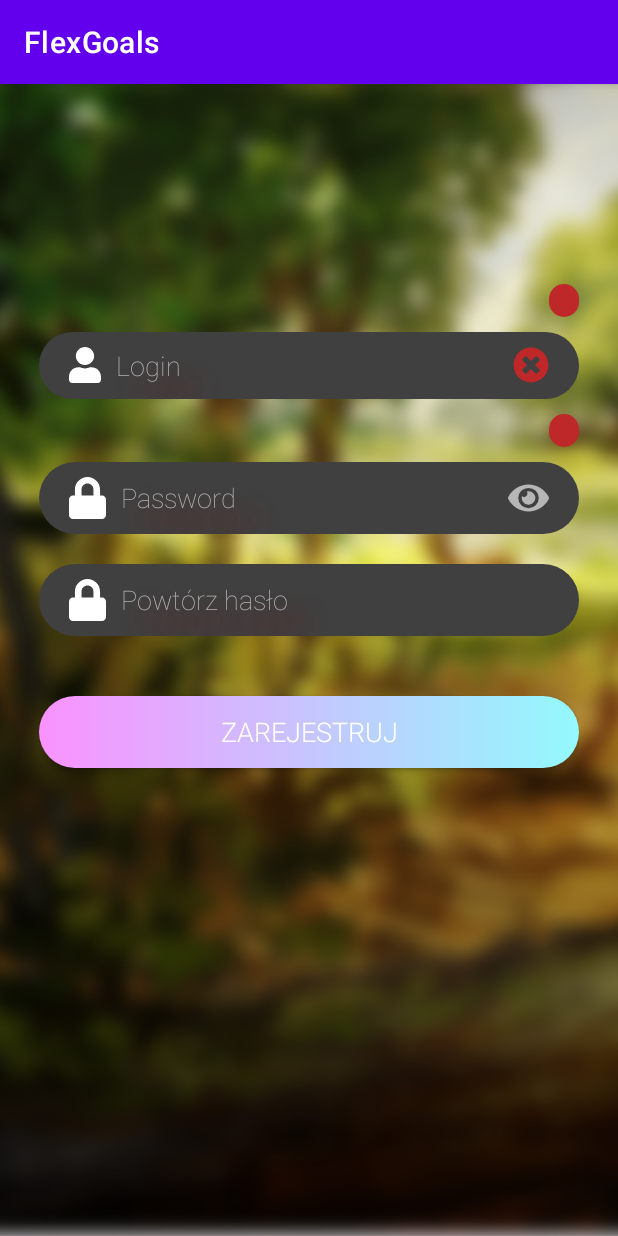
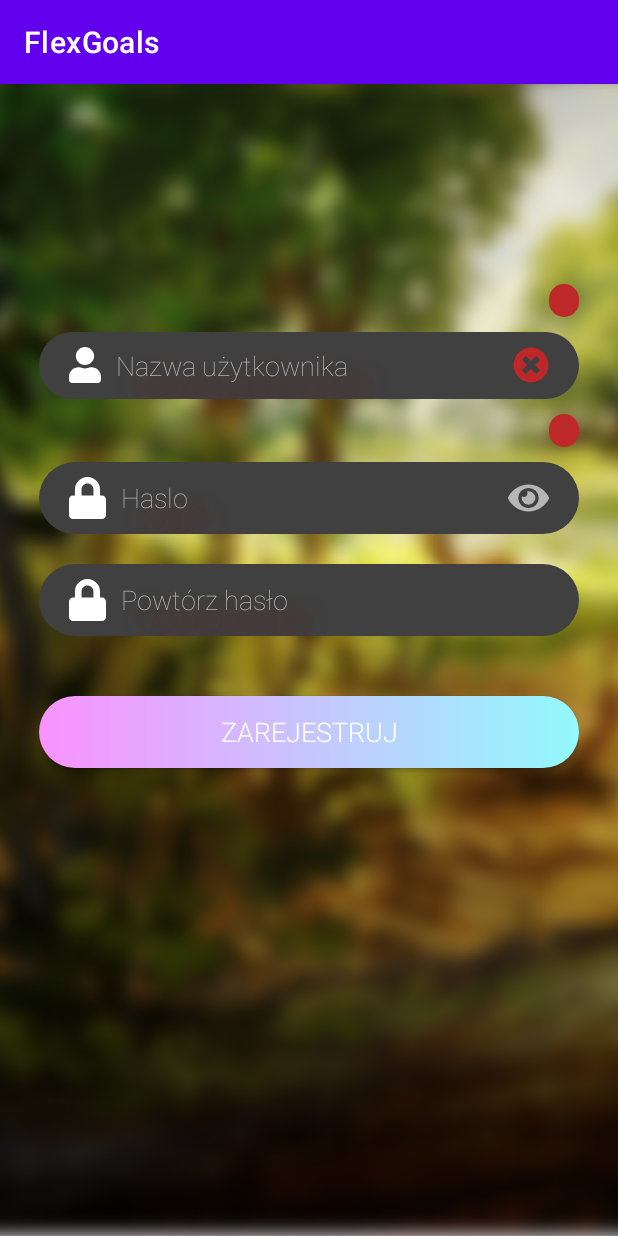
Before and after one commit to Adsel/FlexGoals, an Android app: the screen it shows after launch (RegisterActivity), on a phone screen of 412 x 824 dp. Run offline under Robolectric (Android 15) with nearby library versions, the phone set to English and light mode, and no system bars; our stand-ins replace navigation-ui.

Commit message:
fix activity_register.xml and strings.xml

```diff
--- a/app/src/main/res/layout/activity_register.xml
+++ b/app/src/main/res/layout/activity_register.xml
@@ -73,7 +73,7 @@
             android:shadowDy="20"
             android:shadowRadius="20"
             android:textColor="@color/colorPrimary"
-            android:hint="Login"
+            android:hint="@string/login"
             android:textColorHint="@color/colorAccent"
             android:textSize="18sp" />
 
@@ -107,7 +107,7 @@
             android:drawablePadding="10dp"
             android:ems="10"
             android:fontFamily="sans-serif-thin"
-            android:hint="Password"
+            android:hint="@string/password"
             android:importantForAutofill="no"
             android:inputType="textVisiblePassword"
             android:paddingLeft="20dp"
--- a/app/src/main/res/values/strings.xml
+++ b/app/src/main/res/values/strings.xml
@@ -10,6 +10,7 @@
     <string name="menu_home">Home</string>
     <string name="menu_gallery">Gallery</string>
     <string name="menu_slideshow">Slideshow</string>
+    <string name="login">Nazwa użytkownika</string>
     <string name="register">Zarejestruj</string>
     <string name="password">Haslo</string>
     <string name="passwordRepeat">Powtórz hasło</string>
```
